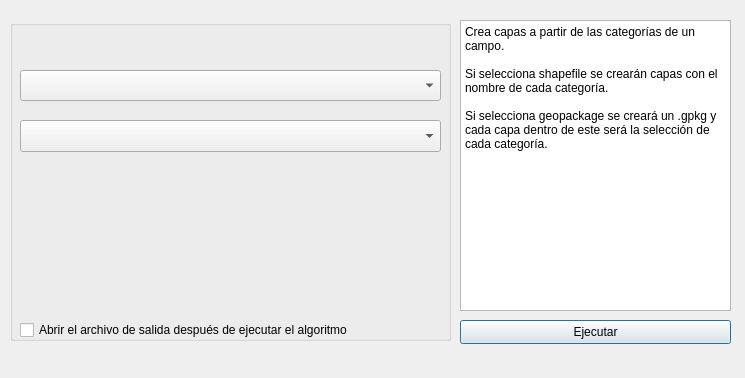
Before: the Qt Designer form layer_creator_dialog_base.ui in sebastianmr6/QGIS-Plugin-Layer-creator, drawn with Qt 5.
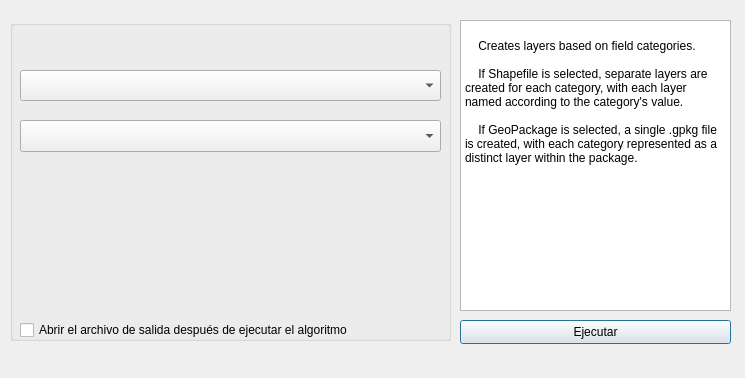
After: the same form once the commit is applied. Custom widgets are drawn as their Qt base class.

Commit message: change help's text from spanish to english

The edit to the form file:
```diff
--- a/layer_creator_dialog_base.ui
+++ b/layer_creator_dialog_base.ui
@@ -98,11 +98,13 @@
     <bool>true</bool>
    </property>
    <property name="plainText">
-    <string>Crea capas a partir de las categorías de un campo.
+    <string>
+    Creates layers based on field categories.
 
-Si selecciona shapefile se crearán capas con el nombre de cada categoría.
+    If Shapefile is selected, separate layers are created for each category, with each layer named according to the category's value.
 
-Si selecciona geopackage se creará un .gpkg y cada capa dentro de este será la selección de cada categoría.</string>
+    If GeoPackage is selected, a single .gpkg file is created, with each category represented as a distinct layer within the package.
+    </string>
    </property>
   </widget>
  </widget>
```
